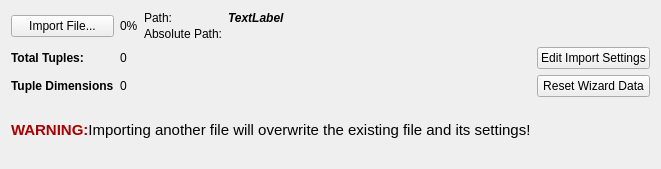
Old version of the form Source/SVWidgetsLib/FilterParameterWidgets/UI_Files/ReadASCIIDataWidget.ui in the repository BlueQuartzSoftware/SIMPL.
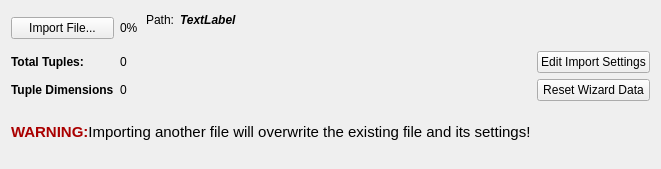
New version of the form. Custom widgets are drawn as their Qt base class.

Commit message: Adding padding around the file paths and removing the "Absolute Path" label.

```diff
--- a/Source/SVWidgetsLib/FilterParameterWidgets/UI_Files/ReadASCIIDataWidget.ui
+++ b/Source/SVWidgetsLib/FilterParameterWidgets/UI_Files/ReadASCIIDataWidget.ui
@@ -110,8 +110,17 @@
    </item>
    <item row="1" column="3" colspan="2">
     <layout class="QGridLayout" name="gridLayout_2" columnstretch="0,1">
+     <property name="leftMargin">
+      <number>2</number>
+     </property>
+     <property name="topMargin">
+      <number>2</number>
+     </property>
+     <property name="rightMargin">
+      <number>2</number>
+     </property>
      <property name="bottomMargin">
-      <number>0</number>
+      <number>2</number>
      </property>
      <property name="verticalSpacing">
       <number>2</number>
@@ -158,13 +167,6 @@
        </property>
       </widget>
      </item>
-     <item row="1" column="0">
-      <widget class="QLabel" name="fileImportedAbsPrefixLabel">
-       <property name="text">
-        <string>Absolute Path:</string>
-       </property>
-      </widget>
-     </item>
     </layout>
    </item>
   </layout>
```
